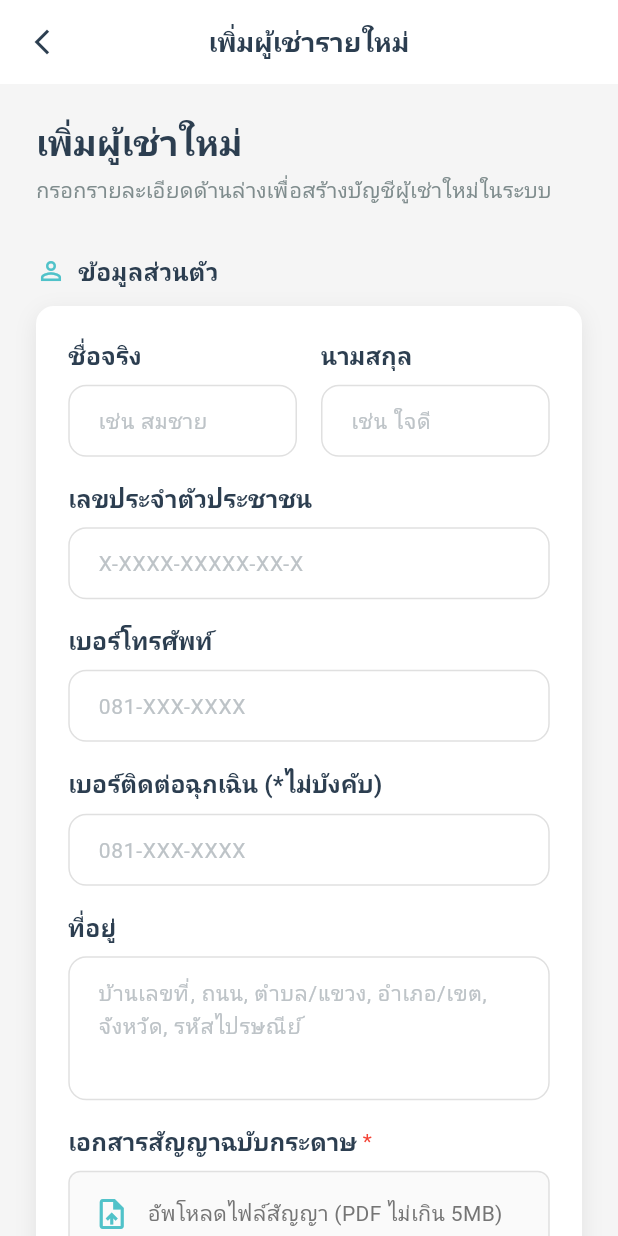
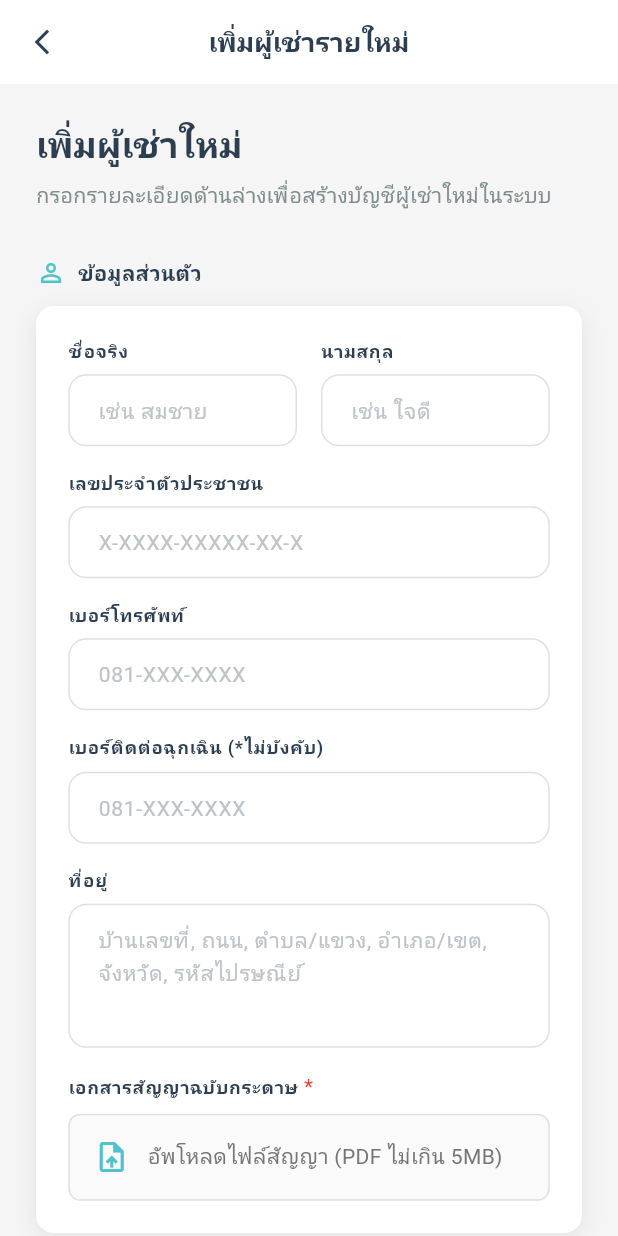
Before and after one commit to SittinonTee/apartment-management-system, a Flutter app: the AdminMainScreen screen opened by its route, after a tap on "ผู้เช่าใหม่", on a phone screen of 412 x 824 dp. Run offline on Flutter 3.47's test engine with Material 3 defaults, Android fonts, the phone set to English and light mode, and no system bars; our stand-ins replace dio, file_picker, flutter_secure_storage, go_router, google_fonts, image_picker and 2 more; missing offline and left inert: universal_html; accounts and stored records are empty; network calls fail; Roboto replaces fonts that are missing (Prompt).

Commit message:
feat: implement app routing with GoRouter and add reusable custom text field widget

```diff
--- a/frontend/lib/core/routing/app_router.dart
+++ b/frontend/lib/core/routing/app_router.dart
@@ -10,7 +10,7 @@ import 'package:frontend/features/tenant/main/presentation/pages/main_screen.dar
 import 'package:frontend/features/Technicians/presentation/pages/technician_repairs_page.dart';
 import 'package:frontend/features/admin/dashboard/presentation/pages/new_tenant_page.dart';
 import 'package:frontend/features/admin/dashboard/presentation/pages/user_infomation_page.dart';
-import 'package:frontend/features/admin/dashboard/presentation/data/get_users.dart';
+import 'package:frontend/features/admin/dashboard/data/get_users.dart';
 import 'package:frontend/features/admin/repairs/presentation/pages/admin_technicians_page.dart';
 
 class AppRouter {
--- a/frontend/lib/core/widgets/custom_text_field.dart
+++ b/frontend/lib/core/widgets/custom_text_field.dart
@@ -52,7 +52,7 @@ class CustomTextField extends StatelessWidget {
         if (labelText != null) ...[
           Text(
             labelText!,
-            style: Theme.of(context).textTheme.labelLarge?.copyWith(
+            style: Theme.of(context).textTheme.labelMedium?.copyWith(
               fontWeight: FontWeight.bold,
               color: Theme.of(context).colorScheme.secondary,
             ),
--- a/frontend/lib/features/admin/dashboard/presentation/data/admin_service_api.dart
+++ b/frontend/lib/features/admin/dashboard/data/admin_service_api.dart
@@ -1,8 +1,8 @@
 import 'package:dio/dio.dart';
 import 'package:flutter/material.dart';
 import 'package:file_picker/file_picker.dart';
-import '../../../../../core/constants/api_constants.dart';
-import '../../../../../core/services/auth_service.dart';
+import '../../../../core/constants/api_constants.dart';
+import '../../../../core/services/auth_service.dart';
 
 class AdminServiceApi {
   static final AdminServiceApi _instance = AdminServiceApi._internal();
--- a/frontend/lib/features/admin/dashboard/presentation/data/get_rate.dart
+++ b/frontend/lib/features/admin/dashboard/data/get_rate.dart
@@ -1,6 +1,6 @@
 import 'package:flutter/material.dart';
 import 'package:dio/dio.dart';
-import '../../../../../core/constants/api_constants.dart';
+import '../../../../core/constants/api_constants.dart';
 
 class RateTemplate {
   final int id;
--- a/frontend/lib/features/admin/dashboard/presentation/data/get_users.dart
+++ b/frontend/lib/features/admin/dashboard/data/get_users.dart
@@ -1,6 +1,6 @@
 import 'package:dio/dio.dart';
 import 'package:flutter/material.dart';
-import '../../../../../core/constants/api_constants.dart';
+import '../../../../core/constants/api_constants.dart';
 
 // ----------------------------- template -----------------------------
 class UserTemplate {
--- a/frontend/lib/features/admin/dashboard/presentation/data/get_vailable_room.dart
+++ b/frontend/lib/features/admin/dashboard/data/get_vailable_room.dart
@@ -1,6 +1,6 @@
 import 'package:flutter/material.dart';
 import 'package:dio/dio.dart';
-import '../../../../../core/constants/api_constants.dart';
+import '../../../../core/constants/api_constants.dart';
 
 class RoomTemplate {
   final String id;
--- a/frontend/lib/features/admin/dashboard/presentation/data/rate_manage_api.dart
+++ b/frontend/lib/features/admin/dashboard/data/rate_manage_api.dart
@@ -1,7 +1,7 @@
 import 'package:dio/dio.dart';
 import 'package:flutter/material.dart';
-import '../../../../../core/constants/api_constants.dart';
-import '../../../../../core/services/auth_service.dart';
+import '../../../../core/constants/api_constants.dart';
+import '../../../../core/services/auth_service.dart';
 
 class RateManageApi {
   static final RateManageApi _instance = RateManageApi._internal();
--- a/frontend/lib/features/admin/dashboard/presentation/data/room_manage_api.dart
+++ b/frontend/lib/features/admin/dashboard/data/room_manage_api.dart
@@ -1,7 +1,7 @@
 import 'package:dio/dio.dart';
 import 'package:flutter/material.dart';
-import '../../../../../core/constants/api_constants.dart';
-import '../../../../../core/services/auth_service.dart';
+import '../../../../core/constants/api_constants.dart';
+import '../../../../core/services/auth_service.dart';
 
 class RoomManageApi {
   static final RoomManageApi _instance = RoomManageApi._internal();
--- a/frontend/lib/features/admin/dashboard/presentation/dashboard_widgets/contract_form.dart
+++ b/frontend/lib/features/admin/dashboard/presentation/dashboard_widgets/contract_form.dart
@@ -3,9 +3,9 @@ import 'package:flutter/services.dart';
 import 'package:frontend/core/widgets/custom_text_field.dart';
 import 'package:frontend/features/admin/dashboard/presentation/dashboard_widgets/users_info_card.dart';
 import 'package:frontend/features/admin/dashboard/presentation/dashboard_widgets/custom_dropdown_menu.dart';
-import 'package:frontend/features/admin/dashboard/presentation/data/get_rate.dart';
+import 'package:frontend/features/admin/dashboard/data/get_rate.dart';
 import 'package:frontend/core/utils/formatter.dart';
-import 'package:frontend/features/admin/dashboard/presentation/data/get_vailable_room.dart';
+import 'package:frontend/features/admin/dashboard/data/get_vailable_room.dart';
 
 class ContractForm extends StatefulWidget {
   final Function(String?)? onRoomSelected;
@@ -274,7 +274,7 @@ class ContractFormState extends State<ContractForm> {
                               label: 'ไม่พบห้องว่าง',
                               labelWidget: Text(
                                 'ไม่พบห้องว่าง',
-                                style: Theme.of(context).textTheme.bodyLarge,
+                                style: Theme.of(context).textTheme.bodyMedium,
                               ),
                             ),
                           ]
@@ -284,7 +284,7 @@ class ContractFormState extends State<ContractForm> {
                               label: 'ห้อง ${room.roomNumber}',
                               labelWidget: Text(
                                 'ห้อง ${room.roomNumber}',
-                                style: Theme.of(context).textTheme.bodyLarge,
+                                style: Theme.of(context).textTheme.bodyMedium,
                               ),
                             );
                           }).toList(),
@@ -359,7 +359,7 @@ class ContractFormState extends State<ContractForm> {
                   label: '${Formatter.formatStringNumber(rate.rateRoom)} บาท',
                   labelWidget: Text(
                     '${Formatter.formatStringNumber(rate.rateRoom)} บาท',
-                    style: Theme.of(context).textTheme.bodyLarge,
+                    style: Theme.of(context).textTheme.bodyMedium,
                   ),
                 );
               }).toList(),
--- a/frontend/lib/features/admin/dashboard/presentation/dashboard_widgets/custom_dropdown_menu.dart
+++ b/frontend/lib/features/admin/dashboard/presentation/dashboard_widgets/custom_dropdown_menu.dart
@@ -34,7 +34,7 @@ class CustomDropdownMenu<T> extends StatelessWidget {
         if (label != null) ...[
           Text(
             label!,
-            style: Theme.of(context).textTheme.labelLarge?.copyWith(
+            style: Theme.of(context).textTheme.labelMedium?.copyWith(
               fontWeight: FontWeight.bold,
               color: Theme.of(context).colorScheme.secondary,
             ),
@@ -72,7 +72,7 @@ class CustomDropdownMenu<T> extends StatelessWidget {
                   controller: controller,
                   hintText: hintText,
                   menuHeight: menuHeight,
-                  textStyle: Theme.of(context).textTheme.bodyLarge,
+                  textStyle: Theme.of(context).textTheme.bodyMedium,
                   dropdownMenuEntries: dropdownMenuEntries,
                   onSelected: (value) {
                     state.didChange(value);
--- a/frontend/lib/features/admin/dashboard/presentation/dashboard_widgets/users_form.dart
+++ b/frontend/lib/features/admin/dashboard/presentation/dashboard_widgets/users_form.dart
@@ -184,7 +184,7 @@ class UserFormState extends State<UserForm> {
               children: [
                 Text(
                   'เอกสารสัญญาฉบับกระดาษ',
-                  style: Theme.of(context).textTheme.labelLarge?.copyWith(
+                  style: Theme.of(context).textTheme.labelMedium?.copyWith(
                     fontWeight: FontWeight.bold,
                     color: Theme.of(context).colorScheme.secondary,
                   ),
--- a/frontend/lib/features/admin/dashboard/presentation/dashboard_widgets/users_info_card.dart
+++ b/frontend/lib/features/admin/dashboard/presentation/dashboard_widgets/users_info_card.dart
@@ -1,6 +1,6 @@
 import 'package:flutter/material.dart';
 import 'package:frontend/core/constants/app_colors.dart';
-import 'package:frontend/features/admin/dashboard/presentation/data/get_users.dart';
+import 'package:frontend/features/admin/dashboard/data/get_users.dart';
 
 class UsersInfoCard extends StatelessWidget {
   final UserTemplate user;
--- a/frontend/lib/features/admin/dashboard/presentation/pages/admin_dashboard_page.dart
+++ b/frontend/lib/features/admin/dashboard/presentation/pages/admin_dashboard_page.dart
@@ -4,9 +4,9 @@ import 'package:frontend/core/widgets/choicechip_filter.dart';
 import 'package:frontend/features/admin/dashboard/presentation/dashboard_widgets/users_info_card.dart';
 import 'package:frontend/core/widgets/searchbar.dart';
 import 'package:frontend/core/widgets/custom_button.dart';
-import 'package:frontend/features/admin/dashboard/presentation/data/get_users.dart';
+import 'package:frontend/features/admin/dashboard/data/get_users.dart';
 import 'package:frontend/features/admin/dashboard/presentation/dashboard_widgets/dashboard_summary.dart';
-import 'package:frontend/features/admin/dashboard/presentation/data/get_vailable_room.dart';
+import 'package:frontend/features/admin/dashboard/data/get_vailable_room.dart';
 import 'package:go_router/go_router.dart';
 import 'package:provider/provider.dart';
 import 'package:frontend/core/services/auth_service.dart';
--- a/frontend/lib/features/admin/dashboard/presentation/pages/new_tenant_page.dart
+++ b/frontend/lib/features/admin/dashboard/presentation/pages/new_tenant_page.dart
@@ -4,7 +4,7 @@ import 'package:frontend/core/widgets/custom_button.dart';
 import 'package:frontend/features/admin/dashboard/presentation/dashboard_widgets/confirm_dialog.dart';
 import 'package:frontend/features/admin/dashboard/presentation/dashboard_widgets/contract_form.dart';
 import 'package:frontend/features/admin/dashboard/presentation/dashboard_widgets/users_form.dart';
-import 'package:frontend/features/admin/dashboard/presentation/data/admin_service_api.dart';
+import 'package:frontend/features/admin/dashboard/data/admin_service_api.dart';
 import 'package:go_router/go_router.dart';
 
 class NewTenantPage extends StatefulWidget {
@@ -135,7 +135,7 @@ class _NewTenantPageState extends State<NewTenantPage> {
                   children: [
                     Text(
                       'เพิ่มผู้เช่าใหม่',
-                      style: textTheme.displaySmall?.copyWith(
+                      style: textTheme.headlineSmall?.copyWith(
                         color: AppColors.textPrimary,
                         fontWeight: FontWeight.bold,
                       ),
@@ -168,7 +168,7 @@ class _NewTenantPageState extends State<NewTenantPage> {
                   text: 'ยืนยันข้อมูลและสร้างสัญญา',
                   height: 56,
                   textStyle: const TextStyle(
-                    fontSize: 18,
+                    fontSize: 15,
                     fontWeight: FontWeight.bold,
                   ),
                   onPressed: _showConfirmation,
@@ -197,7 +197,7 @@ class _NewTenantPageState extends State<NewTenantPage> {
             Text(
               title,
               style: const TextStyle(
-                fontSize: 16,
+                fontSize: 14,
                 fontWeight: FontWeight.bold,
                 color: AppColors.textPrimary,
               ),
--- a/frontend/lib/features/admin/dashboard/presentation/pages/user_infomation_page.dart
+++ b/frontend/lib/features/admin/dashboard/presentation/pages/user_infomation_page.dart
@@ -2,9 +2,9 @@ import 'package:flutter/material.dart';
 import 'package:frontend/core/constants/app_colors.dart';
 import 'package:frontend/core/widgets/section_card.dart';
 import 'package:frontend/core/widgets/status_badge.dart';
-import 'package:frontend/features/admin/dashboard/presentation/data/get_users.dart';
+import 'package:frontend/features/admin/dashboard/data/get_users.dart';
 import 'package:frontend/core/utils/formatter.dart';
-import 'package:frontend/features/admin/dashboard/presentation/data/admin_service_api.dart';
+import 'package:frontend/features/admin/dashboard/data/admin_service_api.dart';
 import 'package:go_router/go_router.dart';
 import 'package:file_picker/file_picker.dart';
 
--- a/frontend/lib/features/admin/manage/presentation/page/manage_page.dart
+++ b/frontend/lib/features/admin/manage/presentation/page/manage_page.dart
@@ -4,9 +4,9 @@ import 'package:frontend/core/constants/app_colors.dart';
 import 'package:frontend/core/widgets/custom_button.dart';
 import 'package:frontend/core/widgets/custom_text_field.dart';
 import 'package:frontend/features/admin/dashboard/presentation/dashboard_widgets/custom_dropdown_menu.dart';
-import 'package:frontend/features/admin/dashboard/presentation/data/get_rate.dart';
-import 'package:frontend/features/admin/dashboard/presentation/data/rate_manage_api.dart';
-import 'package:frontend/features/admin/dashboard/presentation/data/room_manage_api.dart';
+import 'package:frontend/features/admin/dashboard/data/get_rate.dart';
+import 'package:frontend/features/admin/dashboard/data/rate_manage_api.dart';
+import 'package:frontend/features/admin/dashboard/data/room_manage_api.dart';
 import 'package:frontend/core/widgets/searchbar.dart';
 import 'package:frontend/features/admin/dashboard/presentation/dashboard_widgets/users_info_card.dart'; // From users_info_card.dart
 
--- a/frontend/lib/features/admin/repairs/presentation/admin_repairs_widgets/admin_repairs_info_card.dart
+++ b/frontend/lib/features/admin/repairs/presentation/admin_repairs_widgets/admin_repairs_info_card.dart
@@ -1,6 +1,6 @@
 import 'package:flutter/material.dart';
 import 'package:frontend/core/constants/app_colors.dart';
-import 'package:frontend/features/admin/dashboard/presentation/data/get_users.dart';
+import 'package:frontend/features/admin/dashboard/data/get_users.dart';
 
 class AdminUsersInfoCard extends StatelessWidget {
   final UserTemplate user;
--- a/frontend/lib/features/admin/repairs/presentation/pages/admin_technicians_page.dart
+++ b/frontend/lib/features/admin/repairs/presentation/pages/admin_technicians_page.dart
@@ -1,7 +1,7 @@
 import 'package:flutter/material.dart';
 import 'package:frontend/core/constants/app_colors.dart';
 import 'package:frontend/features/admin/dashboard/presentation/dashboard_widgets/users_info_card.dart';
-import 'package:frontend/features/admin/dashboard/presentation/data/get_users.dart';
+import 'package:frontend/features/admin/dashboard/data/get_users.dart';
 import 'package:go_router/go_router.dart';
 import 'package:provider/provider.dart';
 
--- a/frontend/lib/features/tenant/repairs/presentation/repairs_widgets/repairs_info_card.dart
+++ b/frontend/lib/features/tenant/repairs/presentation/repairs_widgets/repairs_info_card.dart
@@ -1,6 +1,6 @@
 import 'package:flutter/material.dart';
 import 'package:frontend/core/constants/app_colors.dart';
-import 'package:frontend/features/admin/dashboard/presentation/data/get_users.dart';
+import 'package:frontend/features/admin/dashboard/data/get_users.dart';
 
 class UsersInfoCard extends StatelessWidget {
   final UserTemplate user;
--- a/frontend/lib/main.dart
+++ b/frontend/lib/main.dart
@@ -5,7 +5,7 @@ import 'core/routing/app_router.dart';
 import 'core/constants/app_theme.dart';
 import 'core/services/auth_service.dart';
 // import 'package:provider/provider.dart';
-import 'features/admin/dashboard/presentation/data/get_users.dart';
+import 'features/admin/dashboard/data/get_users.dart';
 
 void main() async {
   WidgetsFlutterBinding.ensureInitialized();
```
